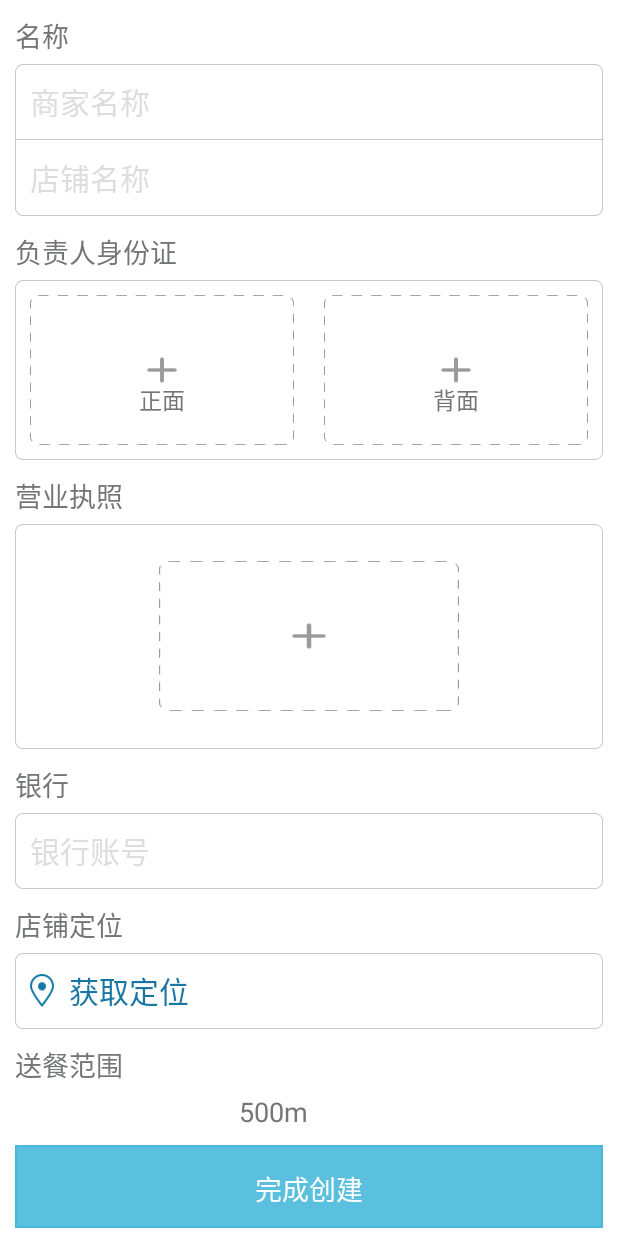
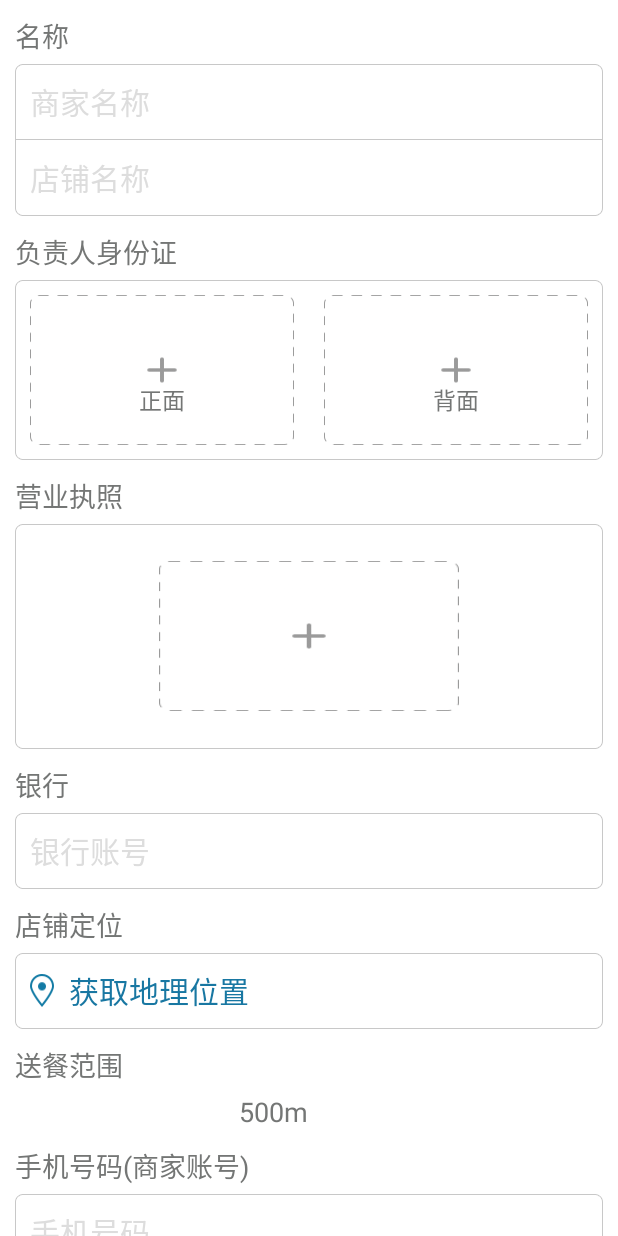
Before and after one commit to huhuanming/promotioner_android, an Android app: the PromotionerMessage screen opened directly, with no data from a screen before it, on a phone screen of 412 x 824 dp. Run offline under Robolectric (Android 15) with nearby library versions, the phone set to English and light mode, and no system bars; our stand-ins replace ButterKnife; libraries missing offline, so code that uses them is left out: com.amap.api; 3 statements that could not run were skipped.

```diff
--- a/promotioner/src/main/java/com/promotioner/main/Activity/PromotionerLogin.java
+++ b/promotioner/src/main/java/com/promotioner/main/Activity/PromotionerLogin.java
@@ -6,6 +6,7 @@ import android.content.SharedPreferences;
 import android.os.Bundle;
 import android.os.Handler;
 import android.os.Message;
+import android.util.Log;
 import android.view.MenuItem;
 import android.view.View;
 import android.widget.EditText;
@@ -131,6 +132,7 @@ public class PromotionerLogin extends PromotionMain {
                 },new Action1<Throwable>() {
                     @Override
                     public void call(Throwable throwable) {
+                        Log.e("ssssss",throwable.toString());
                         // 获取一个Message对象，设置what为1
                         Message msg = Message.obtain();
                         msg.obj = null;
--- a/promotioner/src/main/java/com/promotioner/main/Activity/PromotionerMessage.java
+++ b/promotioner/src/main/java/com/promotioner/main/Activity/PromotionerMessage.java
@@ -7,7 +7,6 @@ import android.location.Location;
 import android.net.Uri;
 import android.os.Bundle;
 import android.provider.MediaStore;
-import android.util.Log;
 import android.view.MenuItem;
 import android.view.View;
 import android.view.ViewGroup;
@@ -47,7 +46,8 @@ public class PromotionerMessage extends PromotionMain implements AMapLocationLis
     private boolean have_back_img = false;
     private boolean have_license_img = false;
     //spinner
-    private String[] radius={"500m","1000m","2000m","3000m"};
+    private String[] radiuss={"500m","1000m","2000m","3000m"};
+    private String radius = "500";
     private ArrayAdapter<String> adapter;
 
     private static final int ADD_IDCARD_BACK = 2;  //身份证反面
@@ -58,6 +58,7 @@ public class PromotionerMessage extends PromotionMain implements AMapLocationLis
     @InjectView(R.id.merchants_name)EditText merchants_name;
     @InjectView(R.id.store_name)EditText store_name;
     @InjectView(R.id.bank_account)EditText bank_account;
+    @InjectView(R.id.phonenumber)EditText phonenumber;
     @InjectView(R.id.add_idcard_front)ImageView add_idcard_front;
     @InjectView(R.id.add_idcard_back)ImageView add_idcard_back;
     @InjectView(R.id.add_business_license)ImageView add_business_license;
@@ -134,7 +135,7 @@ public class PromotionerMessage extends PromotionMain implements AMapLocationLis
 
 
         //将可选内容与ArrayAdapter连接起来
-        adapter = new ArrayAdapter<String>(this,R.layout.spinner_item_print,radius);
+        adapter = new ArrayAdapter<String>(this,R.layout.spinner_item_print,radiuss);
 
 
         //设置下拉列表的风格
@@ -147,7 +148,7 @@ public class PromotionerMessage extends PromotionMain implements AMapLocationLis
         spinner.setOnItemSelectedListener(new AdapterView.OnItemSelectedListener() {
             @Override
             public void onItemSelected(AdapterView<?> adapterView, View view, int i, long l) {
-                Log.e("ssss",i+"");
+                radius = radiuss[i];
             }
 
             @Override
--- a/promotioner/src/main/res/layout/message_promotioner.xml
+++ b/promotioner/src/main/res/layout/message_promotioner.xml
@@ -263,6 +263,38 @@
                 android:gravity="center"
                 android:layout_gravity="center"
                 />
+            <TextView
+                android:layout_width="wrap_content"
+                android:layout_height="wrap_content"
+                android:textColor="#747675"
+                android:layout_marginLeft="10dp"
+                android:layout_marginTop="10dp"
+                android:textSize="18sp"
+                android:text="@string/phone"/>
+
+            <RelativeLayout
+                android:layout_width="fill_parent"
+                android:layout_height="wrap_content"
+                android:clickable="true"
+                android:layout_marginTop="5dp"
+                android:layout_marginLeft="10dp"
+                android:layout_marginRight="10dp"
+                android:background="@drawable/user_item_press">
+                <EditText
+                    android:id="@+id/phonenumber"
+                    android:layout_marginLeft="10dp"
+                    android:layout_alignParentLeft="true"
+                    android:layout_centerVertical="true"
+                    android:layout_width="fill_parent"
+                    android:layout_height="wrap_content"
+                    android:textCursorDrawable="@null"
+                    android:textColor="#777777"
+                    android:textColorHint="#ffdddddd"
+                    android:textSize="20sp"
+                    android:background="@null"
+                    android:singleLine="true"
+                    android:hint="@string/number"/>
+            </RelativeLayout>
 
             <com.promotioner.main.View.Button.BootstrapButton
                 android:id="@+id/add_finish"
--- a/promotioner/src/main/res/values/strings.xml
+++ b/promotioner/src/main/res/values/strings.xml
@@ -16,10 +16,12 @@
     <string name="bank">银行</string>
     <string name="bank_account">银行账号</string>
     <string name="store_location">店铺定位</string>
-    <string name="get_location">获取定位</string>
+    <string name="get_location">获取地理位置</string>
     <string name="startlocation">正在定位中...</string>
     <string name="scope_of_delivery">送餐范围</string>
     <string name="choose_scope">选择送餐半径</string>
+    <string name="phone">手机号码(商家账号)</string>
+    <string name="number">手机号码</string>
     <string name="add_finish">完成创建</string>
 
     <string name="welcomeback">欢迎回来</string>
```
Also changed, not shown: 1 other file.
